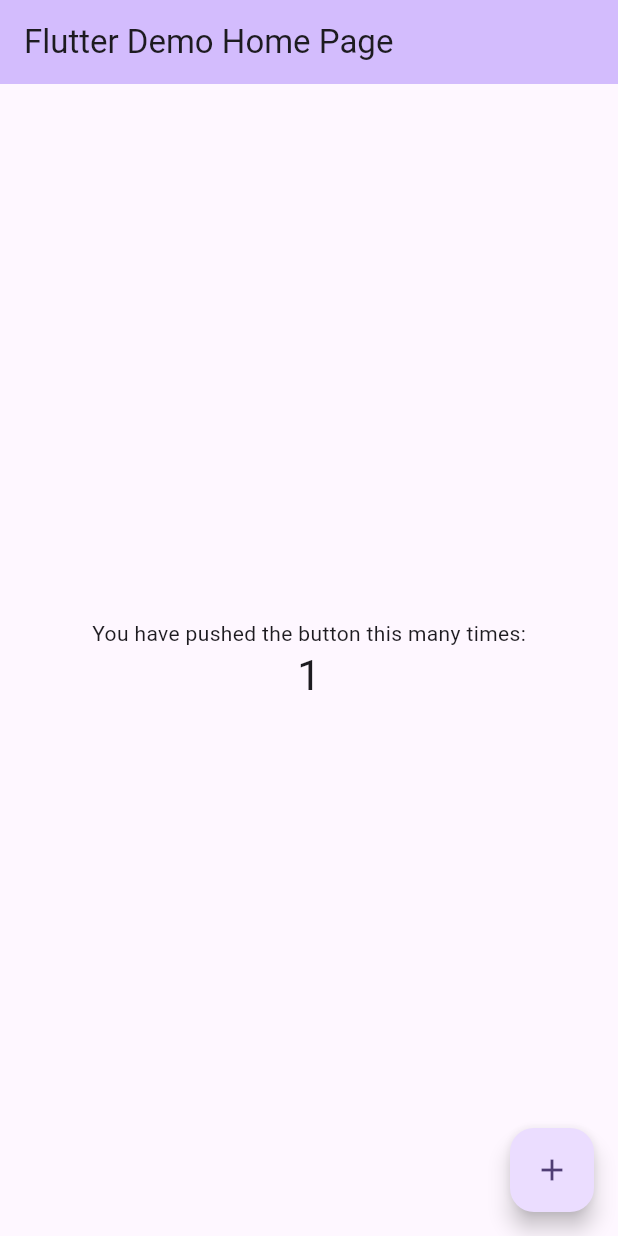
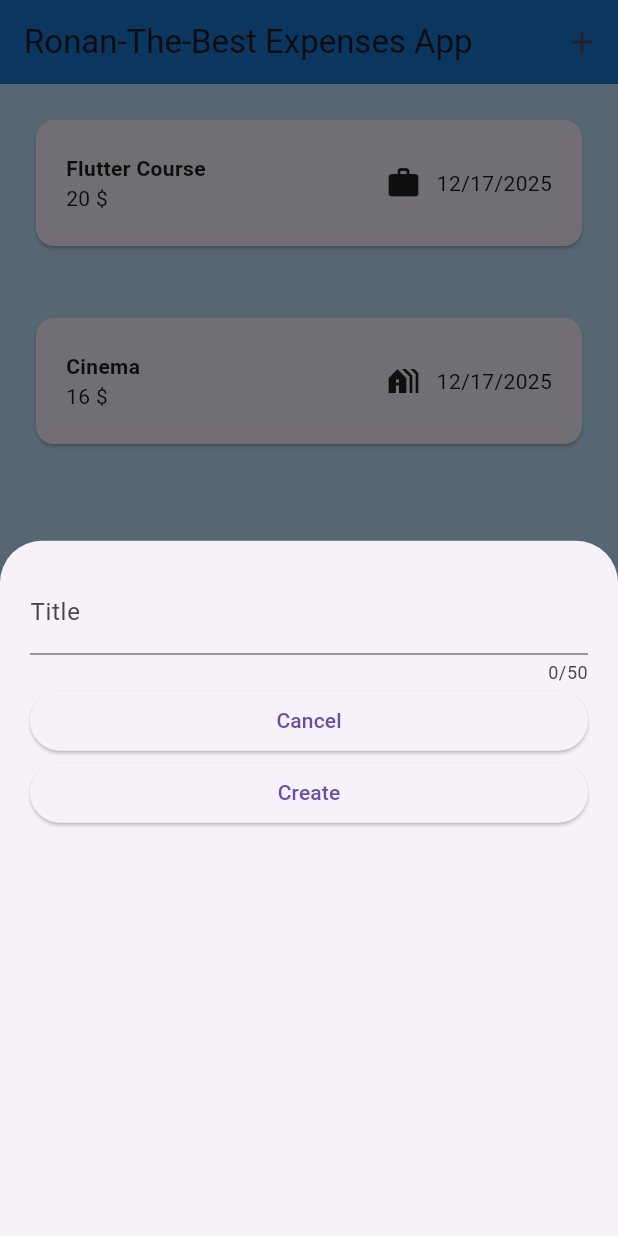
Before and after one commit to XRockKimu/W10-BuildContext-Inputs, a Flutter app: the screen it shows after launch, after a tap on the "add" icon, on a phone screen of 412 x 824 dp. Run offline on Flutter 3.47's test engine with Material 3 defaults, Android fonts, the phone set to English and light mode, and no system bars.

Commit message:
Second Commit

```diff
--- a/lib/main.dart
+++ b/lib/main.dart
@@ -1,122 +1,12 @@
 import 'package:flutter/material.dart';
 
+import 'ui/expenses/expenses_screen.dart';
+
 void main() {
-  runApp(const MyApp());
+  runApp(
+    const MaterialApp(
+      debugShowCheckedModeBanner: false,
+      home: ExpensesScreen(),
+    ),
+  );
 }
-
-class MyApp extends StatelessWidget {
-  const MyApp({super.key});
-
-  // This widget is the root of your application.
-  @override
-  Widget build(BuildContext context) {
-    return MaterialApp(
-      title: 'Flutter Demo',
-      theme: ThemeData(
-        // This is the theme of your application.
-        //
-        // TRY THIS: Try running your application with "flutter run". You'll see
-        // the application has a purple toolbar. Then, without quitting the app,
-        // try changing the seedColor in the colorScheme below to Colors.green
-        // and then invoke "hot reload" (save your changes or press the "hot
-        // reload" button in a Flutter-supported IDE, or press "r" if you used
-        // the command line to start the app).
-        //
-        // Notice that the counter didn't reset back to zero; the application
-        // state is not lost during the reload. To reset the state, use hot
-        // restart instead.
-        //
-        // This works for code too, not just values: Most code changes can be
-        // tested with just a hot reload.
-        colorScheme: .fromSeed(seedColor: Colors.deepPurple),
-      ),
-      home: const MyHomePage(title: 'Flutter Demo Home Page'),
-    );
-  }
-}
-
-class MyHomePage extends StatefulWidget {
-  const MyHomePage({super.key, required this.title});
-
-  // This widget is the home page of your application. It is stateful, meaning
-  // that it has a State object (defined below) that contains fields that affect
-  // how it looks.
-
-  // This class is the configuration for the state. It holds the values (in this
-  // case the title) provided by the parent (in this case the App widget) and
-  // used by the build method of the State. Fields in a Widget subclass are
-  // always marked "final".
-
-  final String title;
-
-  @override
-  State<MyHomePage> createState() => _MyHomePageState();
-}
-
-class _MyHomePageState extends State<MyHomePage> {
-  int _counter = 0;
-
-  void _incrementCounter() {
-    setState(() {
-      // This call to setState tells the Flutter framework that something has
-      // changed in this State, which causes it to rerun the build method below
-      // so that the display can reflect the updated values. If we changed
-      // _counter without calling setState(), then the build method would not be
-      // called again, and so nothing would appear to happen.
-      _counter++;
-    });
-  }
-
-  @override
-  Widget build(BuildContext context) {
-    // This method is rerun every time setState is called, for instance as done
-    // by the _incrementCounter method above.
-    //
-    // The Flutter framework has been optimized to make rerunning build methods
-    // fast, so that you can just rebuild anything that needs updating rather
-    // than having to individually change instances of widgets.
-    return Scaffold(
-      appBar: AppBar(
-        // TRY THIS: Try changing the color here to a specific color (to
-        // Colors.amber, perhaps?) and trigger a hot reload to see the AppBar
-        // change color while the other colors stay the same.
-        backgroundColor: Theme.of(context).colorScheme.inversePrimary,
-        // Here we take the value from the MyHomePage object that was created by
-        // the App.build method, and use it to set our appbar title.
-        title: Text(widget.title),
-      ),
-      body: Center(
-        // Center is a layout widget. It takes a single child and positions it
-        // in the middle of the parent.
-        child: Column(
-          // Column is also a layout widget. It takes a list of children and
-          // arranges them vertically. By default, it sizes itself to fit its
-          // children horizontally, and tries to be as tall as its parent.
-          //
-          // Column has various properties to control how it sizes itself and
-          // how it positions its children. Here we use mainAxisAlignment to
-          // center the children vertically; the main axis here is the vertical
-          // axis because Columns are vertical (the cross axis would be
-          // horizontal).
-          //
-          // TRY THIS: Invoke "debug painting" (choose the "Toggle Debug Paint"
-          // action in the IDE, or press "p" in the console), to see the
-          // wireframe for each widget.
-          mainAxisAlignment: .center,
-          children: [
-            const Text('You have pushed the button this many times:'),
-            Text(
-              '$_counter',
-              style: Theme.of(context).textTheme.headlineMedium,
-            ),
-          ],
-        ),
-      ),
-      floatingActionButton: FloatingActionButton(
-        onPressed: _incrementCounter,
-        tooltip: 'Increment',
-        child: const Icon(Icons.add),
-      ),
-    );
-  }
-}
--- /dev/null
+++ b/lib/models/expense.dart
@@ -0,0 +1,25 @@
+import 'package:uuid/uuid.dart';
+
+const uuid = Uuid();
+
+enum Category { food, travel, leisure, work }
+
+class Expense {
+  Expense({
+    required this.title,
+    required this.amount,
+    required this.date,
+    required this.category,
+  }) : id = uuid.v4();
+
+  final String id;
+  final String title;
+  final double amount;
+  final DateTime date;
+  final Category category;
+
+  @override
+  String toString() {
+    return "Expense $title , amount $amount";
+  }
+}
--- /dev/null
+++ b/lib/ui/expenses/expense_form.dart
@@ -0,0 +1,61 @@
+import 'package:flutter/material.dart';
+import '../../models/expense.dart';
+
+class ExpenseForm extends StatefulWidget {
+  const ExpenseForm({super.key});
+
+  @override
+  State<ExpenseForm> createState() => _ExpenseFormState();
+}
+
+class _ExpenseFormState extends State<ExpenseForm> {
+
+  final _titleController = TextEditingController();
+
+  @override
+  void dispose(){
+    super.dispose();
+
+    _titleController.dispose();
+  }
+
+  void onCreate() {
+    //  1 Build an expense
+    String  title = _titleController.text;
+    double amount = 0;             // for now..
+    Category category =Category.food;   // for now..
+    DateTime date = DateTime.now();
+
+    // ignore: unused_local_variable
+    Expense newExpense = Expense(title: title, amount: amount, date: date, category: category);
+
+
+    // TODO YOUR CODE HERE
+  }
+
+  void onCancel() {
+
+    // Close the modal
+    Navigator.pop(context);
+  }
+
+  @override
+  Widget build(BuildContext context) {
+    return Padding(
+      padding: const EdgeInsets.all(20.0),
+      child: Column(
+        crossAxisAlignment: CrossAxisAlignment.stretch,
+        children: [
+          TextField(
+            controller: _titleController,
+            decoration: InputDecoration(label: Text("Title")),
+            maxLength: 50,
+          ),
+           ElevatedButton(onPressed: onCancel, child: Text("Cancel")),
+           SizedBox(width: 10,),
+          ElevatedButton(onPressed: onCreate, child: Text("Create")),
+        ],
+      ),
+    );
+  }
+}
--- /dev/null
+++ b/lib/ui/expenses/expense_item.dart
@@ -0,0 +1,63 @@
+import 'package:flutter/material.dart';
+import 'package:intl/intl.dart';
+import '../../models/expense.dart';
+
+class ExpenseItem extends StatelessWidget {
+  ExpenseItem({super.key, required this.expense});
+
+  final Expense expense;
+
+  IconData get expenseIcon {
+    switch (expense.category) {
+      case Category.food:
+        return Icons.free_breakfast;
+      case Category.travel:
+        return Icons.travel_explore;
+      case Category.leisure:
+        return Icons.holiday_village;
+      case Category.work:
+        return Icons.work;
+    }
+  }
+
+  final formatter = DateFormat.yMd();
+
+  String get expenseDate =>
+      formatter.format(expense.date); // We format the date DD/MM/YYYY
+
+  @override
+  Widget build(BuildContext context) {
+    return Padding(
+      padding: const EdgeInsets.all(20.0),
+      child: Card(
+        child: Padding(
+          padding: const EdgeInsets.all(20.0),
+          child: Row(
+            children: [
+              Column(
+                crossAxisAlignment: CrossAxisAlignment.start,
+                children: [
+                  Text(
+                    expense.title,
+                    style: TextStyle(fontWeight: FontWeight.bold),
+                  ),
+                  Text("${expense.amount.toStringAsPrecision(2)} \$"),
+                ],
+              ),
+              Spacer(),
+              Row(
+                children: [
+                  Padding(
+                    padding: const EdgeInsets.all(10.0),
+                    child: Icon(expenseIcon),
+                  ),
+                  Text(expenseDate),
+                ],
+              ),
+            ],
+          ),
+        ),
+      ),
+    );
+  }
+}
--- /dev/null
+++ b/lib/ui/expenses/expenses_screen.dart
@@ -0,0 +1,61 @@
+import 'package:flutter/material.dart';
+import '../../models/expense.dart';
+import 'expense_form.dart';
+import 'expense_item.dart';
+
+class ExpensesScreen extends StatefulWidget {
+  const ExpensesScreen({super.key});
+
+  @override
+  State<ExpensesScreen> createState() {
+    return _ExpensesScreenState();
+  }
+}
+
+class _ExpensesScreenState extends State<ExpensesScreen> {
+  final List<Expense> _expenses = [
+    Expense(
+      title: 'Flutter Course',
+      amount: 19.99,
+      date: DateTime.now(),
+      category: Category.work,
+    ),
+    Expense(
+      title: 'Cinema',
+      amount: 15.69,
+      date: DateTime.now(),
+      category: Category.leisure,
+    ),
+  ];
+
+  void onAddClicked(BuildContext context)  {
+    showModalBottomSheet<Expense>(
+      isScrollControlled: false,
+      context: context,
+      builder: (c) => Center(child: ExpenseForm()),
+    );
+
+    // TODO YOUR CODE HERE
+  }
+
+  @override
+  Widget build(BuildContext context) {
+    return Scaffold(
+      backgroundColor: Colors.blue[100],
+      appBar: AppBar(
+        actions: [
+          IconButton(
+            onPressed: () => {onAddClicked(context)},
+            icon: Icon(Icons.add),
+          ),
+        ],
+        backgroundColor: Colors.blue[700],
+        title: const Text('Ronan-The-Best Expenses App'),
+      ),
+      body: ListView.builder(
+        itemCount: _expenses.length,
+        itemBuilder: (context, index) => ExpenseItem(expense: _expenses[index]),
+      ),
+    );
+  }
+}
```
